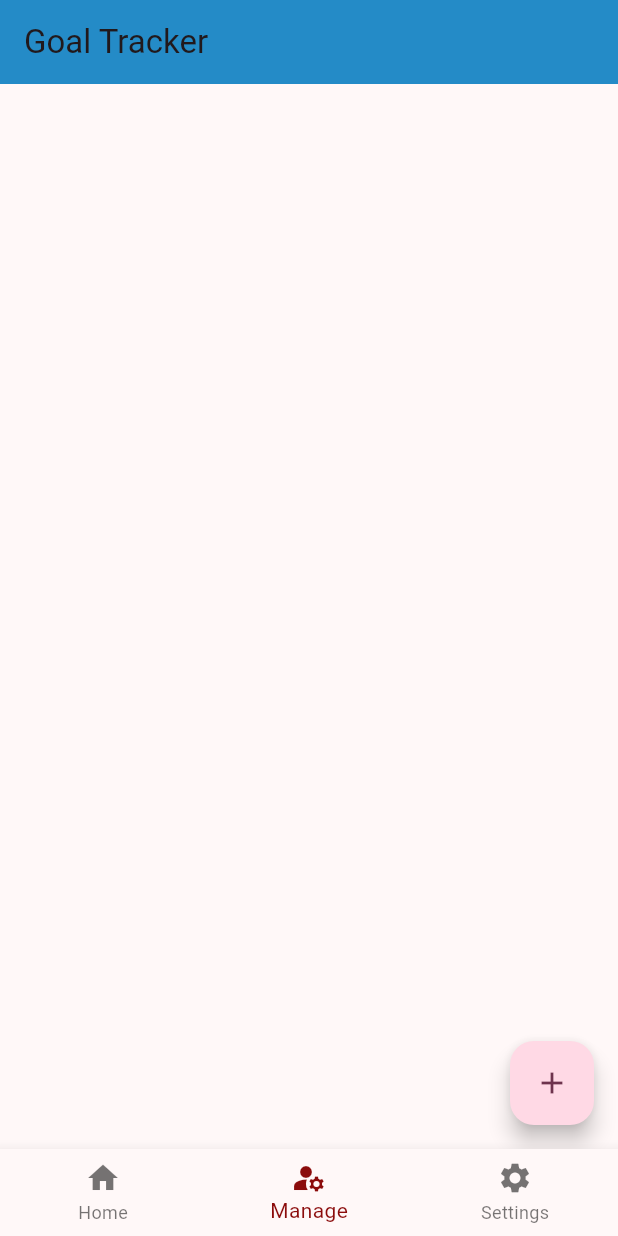
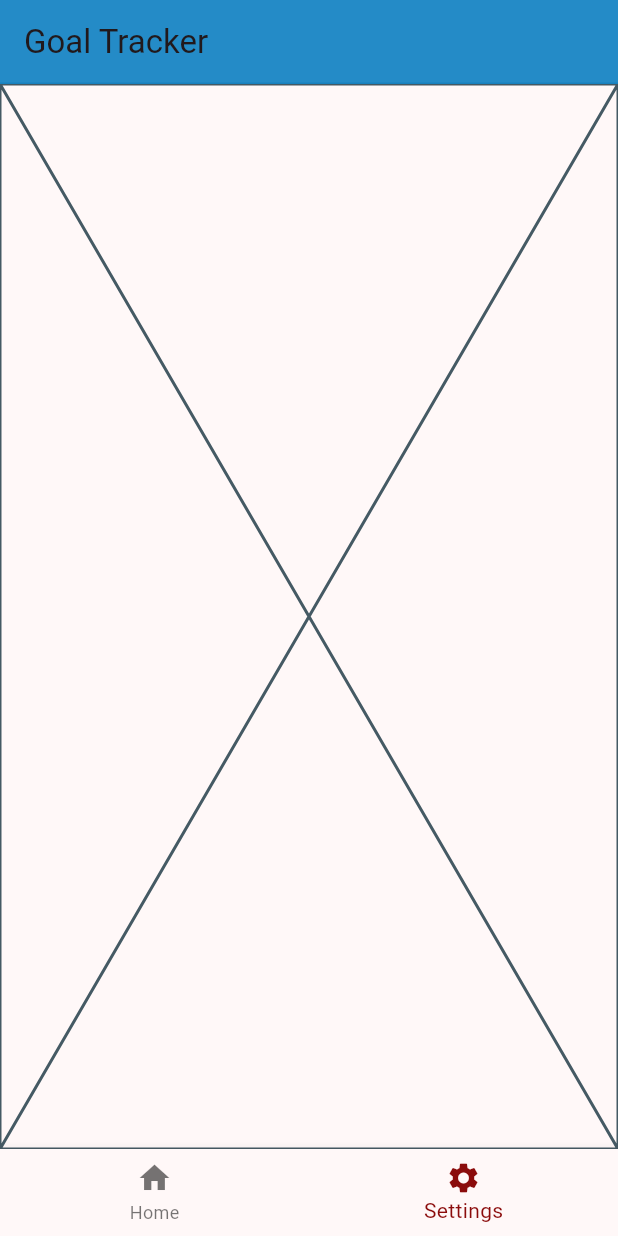
Before and after one commit to hunter-mickiewicz/GoalTracker, a Flutter app: the screen it shows after launch, item 2 of the bottom bar chosen, on a phone screen of 412 x 824 dp. Run offline on Flutter 3.47's test engine with Material 2 defaults, Android fonts, the phone set to English and light mode, and no system bars; our stand-ins replace percent_indicator.

Commit message:
Removed redundant Manage page

```diff
--- a/lib/main.dart
+++ b/lib/main.dart
@@ -60,6 +60,8 @@ class MyAppState extends ChangeNotifier {
   void addTestGoal() {
     goalList.add(
         gc.GoalClass(DateTime.now(), DateTime.utc(2023, 12, 31), 0.69, "test"));
+
+    log("here");
     notifyListeners();
   }
 
@@ -84,9 +86,6 @@ class _Tracker extends State<Tracker> {
       case 0:
         page = HomePage();
         break;
-      case 1:
-        page = ManagePage();
-        break;
       case 2:
         page = Placeholder();
         break;
@@ -109,10 +108,6 @@ class _Tracker extends State<Tracker> {
             label: 'Home',
           ),
           BottomNavigationBarItem(
-            icon: Icon(Icons.manage_accounts),
-            label: 'Manage',
-          ),
-          BottomNavigationBarItem(
             icon: Icon(Icons.settings),
             label: 'Settings',
           ),
@@ -129,45 +124,6 @@ class _Tracker extends State<Tracker> {
     );
   }
 }
-
-/*class GoalDisplay extends ChangeNotifier{
-
-
-  /*return ListTile(
-                  onTap: () {
-                    appState.currGoal = goal;
-                    editGoalClick();
-                  },
-                  minVerticalPadding: 2,
-                  tileColor: Color.fromARGB(255, 78, 167, 118),
-                  title: Column(
-                    children: [
-                      Row(
-                          mainAxisAlignment: MainAxisAlignment.spaceBetween,
-                          children: [
-                            Text("${goal.name}"),
-                            Text("${goal.getStringPercent()}%"),
-                          ]),
-                      perc.LinearPercentIndicator(
-                        percent: goal.percent.toDouble(),
-                        backgroundColor: Colors.grey,
-                        progressColor: Colors.blue,
-                      ),
-                    ],
-                  ),
-                  subtitle: Row(
-                      mainAxisAlignment: MainAxisAlignment.spaceBetween,
-                      children: [
-                        Text(
-                          "${goal.begin!.month}/${goal.begin!.day}/${goal.begin!.year}",
-                        ),
-                        Text(" "),
-                        Text(
-                          "${goal.end!.month}/${goal.end!.day}/${goal.end!.year}",
-                        ),
-                      ]),
-                );*/
-}*/
 
 class HomePage extends StatefulWidget {
   @override
@@ -231,7 +187,6 @@ class GoalDisplay extends StatelessWidget {
       }
     }
 
-    return MaterialApp(home: Builder(builder: (context) {
     return ListTile(
       onTap: () {
         appState.currGoal = goal;
@@ -263,28 +218,6 @@ class GoalDisplay extends StatelessWidget {
         ),
       ]),
     );
-    }));
-  }
-}
-
-class ManagePage extends StatefulWidget {
-  @override
-  State<ManagePage> createState() => _ManagePageState();
-}
-
-class _ManagePageState extends State<ManagePage> {
-  @override
-  Widget build(BuildContext ctx) {
-    return Scaffold(
-        floatingActionButton: FloatingActionButton(
-      onPressed: () {
-        Navigator.push(
-          context,
-          MaterialPageRoute(builder: (context) => GoalCreatorPage()),
-        );
-      },
-      child: Icon(Icons.add),
-    ));
   }
 }
 
```
Also changed, not shown: pubspec.lock, 1 other file. Lines whose indentation alone changed are shown as unchanged.
